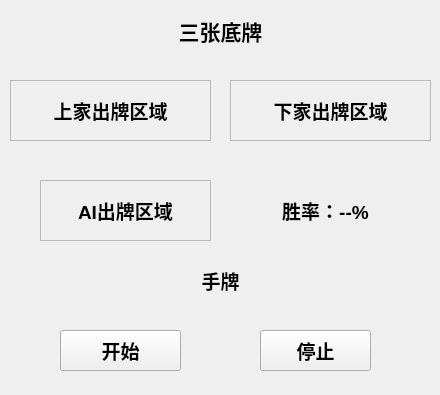
Above: MainWindow.ui from GeorgeZeng997/happily-struggle-against-landlords before the change. Below: the same form after it.
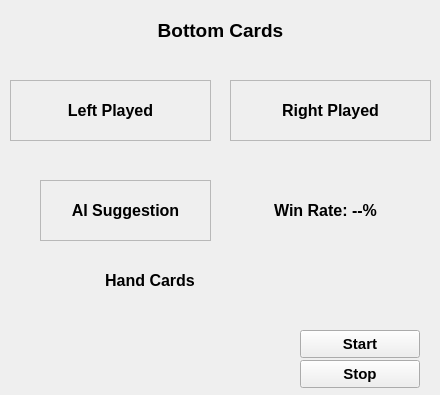
That is the form after the change.

The edit to the form file:
```diff
--- a/MainWindow.ui
+++ b/MainWindow.ui
@@ -33,11 +33,11 @@
    </property>
    <property name="font">
     <font>
-     <pointsize>14</pointsize>
+     <pointsize>12</pointsize>
     </font>
    </property>
    <property name="text">
-    <string>胜率：--%</string>
+    <string>Win Rate: --%</string>
    </property>
    <property name="alignment">
     <set>Qt::AlignCenter</set>
@@ -46,16 +46,16 @@
   <widget class="QPushButton" name="InitCard">
    <property name="geometry">
     <rect>
-     <x>60</x>
+     <x>300</x>
      <y>330</y>
-     <width>121</width>
-     <height>41</height>
+     <width>120</width>
+     <height>28</height>
     </rect>
    </property>
    <property name="font">
     <font>
      <family>Arial</family>
-     <pointsize>14</pointsize>
+     <pointsize>11</pointsize>
      <weight>75</weight>
      <bold>true</bold>
     </font>
@@ -64,7 +64,7 @@
     <string notr="true"/>
    </property>
    <property name="text">
-    <string>开始</string>
+    <string>Start</string>
    </property>
   </widget>
   <widget class="QLabel" name="UserHandCards">
@@ -72,17 +72,17 @@
     <rect>
      <x>10</x>
      <y>260</y>
-     <width>421</width>
+     <width>280</width>
      <height>41</height>
     </rect>
    </property>
    <property name="font">
     <font>
-     <pointsize>14</pointsize>
+     <pointsize>12</pointsize>
     </font>
    </property>
    <property name="text">
-    <string>手牌</string>
+    <string>Hand Cards</string>
    </property>
    <property name="alignment">
     <set>Qt::AlignCenter</set>
@@ -114,11 +114,11 @@
     </property>
     <property name="font">
      <font>
-      <pointsize>14</pointsize>
+      <pointsize>12</pointsize>
      </font>
     </property>
     <property name="text">
-     <string>上家出牌区域</string>
+     <string>Left Played</string>
     </property>
     <property name="alignment">
      <set>Qt::AlignCenter</set>
@@ -136,7 +136,7 @@
    </property>
    <property name="font">
     <font>
-     <pointsize>16</pointsize>
+     <pointsize>14</pointsize>
     </font>
    </property>
    <property name="frameShape">
@@ -156,11 +156,11 @@
     </property>
     <property name="font">
      <font>
-      <pointsize>14</pointsize>
+      <pointsize>12</pointsize>
      </font>
     </property>
     <property name="text">
-     <string>下家出牌区域</string>
+     <string>Right Played</string>
     </property>
     <property name="alignment">
      <set>Qt::AlignCenter</set>
@@ -193,11 +193,11 @@
     </property>
     <property name="font">
      <font>
-      <pointsize>14</pointsize>
+      <pointsize>12</pointsize>
      </font>
     </property>
     <property name="text">
-     <string>AI出牌区域</string>
+     <string>AI Suggestion</string>
     </property>
     <property name="alignment">
      <set>Qt::AlignCenter</set>
@@ -207,19 +207,19 @@
   <widget class="QLabel" name="ThreeLandlordCards">
    <property name="geometry">
     <rect>
-     <x>140</x>
+     <x>110</x>
      <y>10</y>
-     <width>161</width>
+     <width>221</width>
      <height>41</height>
     </rect>
    </property>
    <property name="font">
     <font>
-     <pointsize>16</pointsize>
+     <pointsize>14</pointsize>
     </font>
    </property>
    <property name="text">
-    <string>三张底牌</string>
+    <string>Bottom Cards</string>
    </property>
    <property name="alignment">
     <set>Qt::AlignCenter</set>
@@ -228,16 +228,16 @@
   <widget class="QPushButton" name="Stop">
    <property name="geometry">
     <rect>
-     <x>260</x>
-     <y>330</y>
-     <width>111</width>
-     <height>41</height>
+     <x>300</x>
+     <y>360</y>
+     <width>120</width>
+     <height>28</height>
     </rect>
    </property>
    <property name="font">
     <font>
      <family>Arial</family>
-     <pointsize>14</pointsize>
+     <pointsize>11</pointsize>
      <weight>75</weight>
      <bold>true</bold>
     </font>
@@ -246,7 +246,7 @@
     <string notr="true"/>
    </property>
    <property name="text">
-    <string>停止</string>
+    <string>Stop</string>
    </property>
   </widget>
  </widget>
```
Left out of the diff: 2 changed lines with no effect on the pictures.
